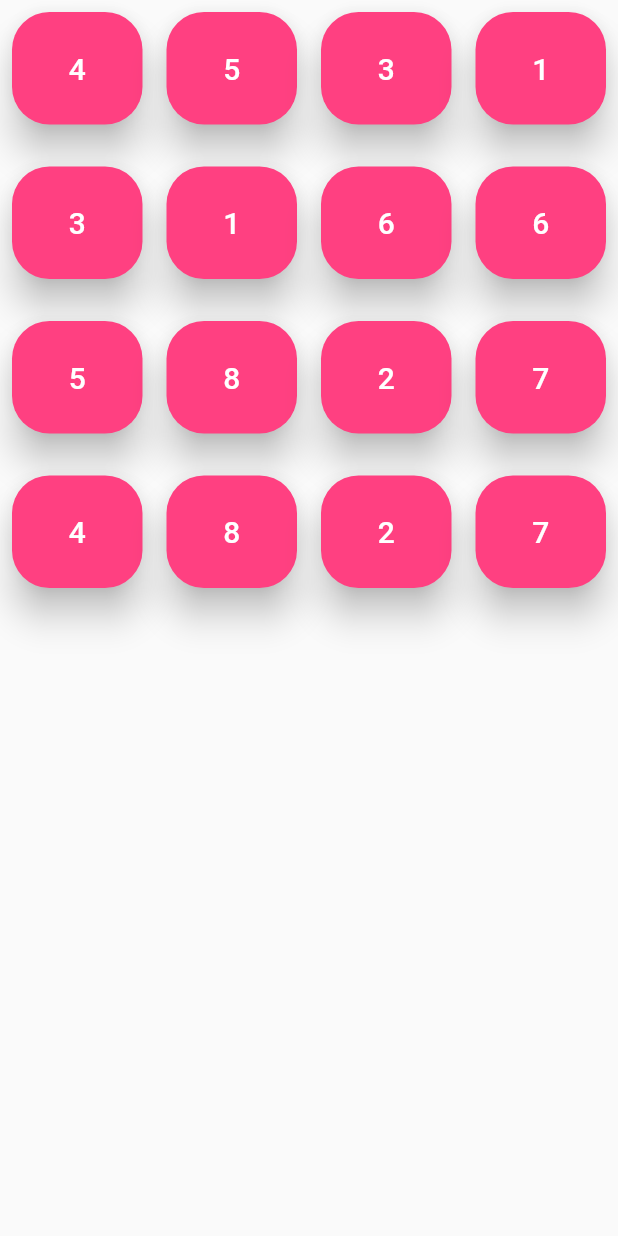
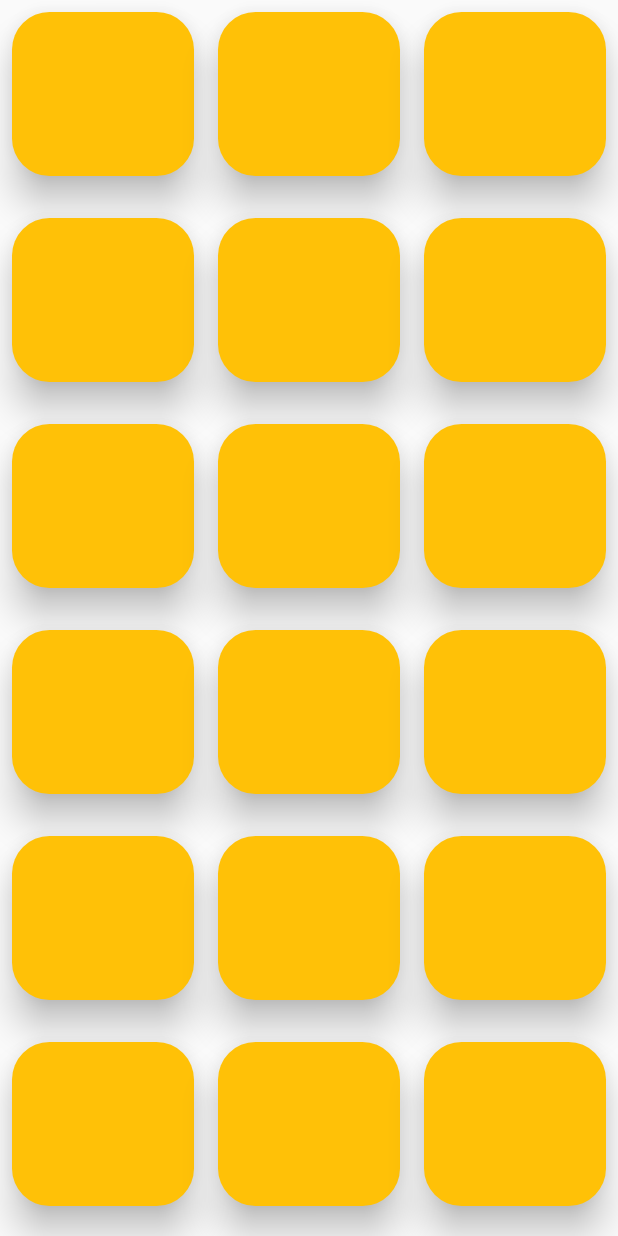
Before and after one commit to JBo123/Pexeso, a Flutter app: the screen it shows after launch, after a tap on the "play arrow" icon, on a phone screen of 412 x 824 dp. Run offline on Flutter 3.47's test engine with Material 2 defaults, Android fonts, the phone set to English and light mode, and no system bars.

Commit message:
Final game form

```diff
--- a/pexeso/lib/game/game.dart
+++ /dev/null
@@ -1,120 +0,0 @@
-import 'package:flutter/material.dart';
-import 'package:flutter/src/widgets/framework.dart';
-import 'package:flutter/src/widgets/placeholder.dart';
-import 'package:pexeso/game/logic.dart';
-
-// class GameScreen extends StatefulWidget {
-//   const GameScreen({super.key});
-
-//   @override
-//   State<GameScreen> createState() => _GameScreenState();
-// }
-
-// class _GameScreenState extends State<GameScreen> {
-//   List<int> karty = [1, 1, 2, 2, 3, 3, 4, 4];
-
-//   @override
-//   Widget build(BuildContext context) {
-//     return Scaffold(
-//       appBar: AppBar(
-//         title: Text('Pexeso'),
-//       ),
-//       body: Expanded(
-//         child: GridView.count(
-//           crossAxisCount: 2,
-//           children: List.generate(karty.length, (index) {
-//             return Container(
-//               child: Text(karty[index].toString()),
-//               decoration: BoxDecoration(
-//                 color: Colors.red,
-//                 borderRadius: BorderRadius.circular(16.0),
-//               ),
-//               margin: EdgeInsets.all(8.0),
-//             );
-//           }),
-//         ),
-//       ),
-//     );
-//   }
-// }
-// class xd{
-//   List<int> numbers;
-//   xd({required this.numbers})
-//   List<int> shuffle(List<int> numbers) {
-//     numbers.shuffle();
-//     return numbers;
-//   }
-//}
-class DynamicRectangles extends StatefulWidget {
-  @override
-  _DynamicRectanglesState createState() => _DynamicRectanglesState();
-}
-
-class _DynamicRectanglesState extends State<DynamicRectangles> {
-  List<int> numbers = [1, 1, 2, 2, 3, 3, 4, 4, 5, 5, 6, 6, 7, 7, 8, 8];
-  @override
-  void initState() {
-    super.initState();
-    numbers.shuffle();
-  }
-
-  int counter = 0;
-  Widget build(BuildContext context) {
-    return Scaffold(
-      body: Column(
-        children: [
-          // Display the rectangles
-          Expanded(
-            child: GridView.count(
-              crossAxisCount: 4,
-              children: List.generate(numbers.length, (index) {
-                return Padding(
-                  padding: const EdgeInsets.only(
-                      left: 8.0, right: 8.0, top: 8.0, bottom: 20.0),
-                  child: ElevatedButton(
-                    style: ElevatedButton.styleFrom(
-                      primary: Colors.pinkAccent,
-                      shape: RoundedRectangleBorder(
-                        borderRadius: BorderRadius.circular(25),
-                      ),
-                      elevation: 10.0,
-                    ),
-                    onPressed: () {
-                      setState(() {
-                        if (counter == 2) {}
-                      });
-                    },
-                    child: Center(
-                      child: Text(
-                        numbers[index].toString(),
-                        style: const TextStyle(
-                          fontSize: 20.0,
-                          color: Colors.white,
-                        ),
-                      ),
-                    ),
-                  ),
-                );
-              }),
-            ),
-          ),
-        ],
-      ),
-    );
-  }
-
-  void main(List<String> args) {
-    int counter = 0;
-    bool _isButtonDisabled = false;
-    Function? _counterButtonPress(_isButtonDisabled) {
-      if (_isButtonDisabled) {
-        return null;
-      } else {
-        return () {
-          // do anything else you may want to here
-          counter++;
-        };
-      }
-    }
-  }
-}
--- /dev/null
+++ b/pexeso/lib/game/game2.dart
@@ -0,0 +1,120 @@
+import 'package:flutter/material.dart';
+import 'package:flutter/src/widgets/framework.dart';
+import 'package:flutter/src/widgets/placeholder.dart';
+import 'package:pexeso/game/logic.dart';
+
+class DynamicRectangles2 extends StatefulWidget {
+  @override
+  _DynamicRectanglesState2 createState() => _DynamicRectanglesState2();
+}
+
+class _DynamicRectanglesState2 extends State<DynamicRectangles2> {
+  int flipedCardsCounter = 0;
+  List<String> flipedCards = [];
+  List<Map<String, dynamic>> symbols = [
+    {"text": "🐶", "visible": false},
+    {"text": "🐶", "visible": false},
+    {"text": "🍺", "visible": false},
+    {"text": "🍺", "visible": false},
+    {"text": "📺", "visible": false},
+    {"text": "📺", "visible": false},
+    {"text": "👼", "visible": false},
+    {"text": "👼", "visible": false},
+    {"text": "👀", "visible": false},
+    {"text": "👀", "visible": false},
+    {"text": "👻", "visible": false},
+    {"text": "👻", "visible": false},
+    {"text": "👽", "visible": false},
+    {"text": "👽", "visible": false},
+    {"text": "❤️‍🔥", "visible": false},
+    {"text": "❤️‍🔥", "visible": false},
+    {"text": "🖇️", "visible": false},
+    {"text": "🖇️", "visible": false}
+  ];
+  void checkFlipedCards() {
+    flipedCardsCounter = 0;
+    for (int i = 0; i < 18; i++) {
+      if (symbols[i]["visible"] == true && symbols[i]["text"] != "✅") {
+        flipedCards.add(symbols[i]['text']);
+      }
+    }
+    if (flipedCards[0] == flipedCards[1]) {
+      for (int i = 0; i < 18; i++) {
+        if (symbols[i]["visible"] == true) {
+          setState(() {
+            symbols[i]["text"] = "✅";
+          });
+        }
+      }
+    } else if (flipedCards[0] != flipedCards[1]) {
+      for (int i = 0; i < 18; i++) {
+        if (symbols[i]["visible"] == true && symbols[i]["text"] != "✅") {
+          setState(() {
+            symbols[i]["visible"] = false;
+          });
+        }
+      }
+    }
+  }
+
+  @override
+  void initState() {
+    super.initState();
+    symbols.shuffle();
+  }
+
+  Widget build(BuildContext context) {
+    return Scaffold(
+      body: Column(
+        children: [
+          // Display the rectangles
+          Expanded(
+            child: GridView.count(
+              crossAxisCount: 3,
+              children: List.generate(symbols.length, (index) {
+                return Padding(
+                  padding: const EdgeInsets.only(
+                      left: 8.0, right: 8.0, top: 8.0, bottom: 20.0),
+                  child: ElevatedButton(
+                    style: ElevatedButton.styleFrom(
+                      primary: Colors.amber,
+                      shape: RoundedRectangleBorder(
+                        borderRadius: BorderRadius.circular(25),
+                      ),
+                      elevation: 10.0,
+                    ),
+                    onPressed: () {
+                      if (symbols[index]["text"] == "✅") return null;
+                      setState(() {
+                        symbols[index]["visible"] = true;
+                        flipedCardsCounter++;
+                        if (flipedCardsCounter == 2) {
+                          symbols[index]["visible"] = true;
+                          Future.delayed(Duration(seconds: 1), () {
+                            checkFlipedCards();
+                            flipedCardsCounter = 0;
+                            flipedCards = [];
+                          });
+                        }
+                      });
+                      setState(() {});
+                    },
+                    child: Visibility(
+                      visible: symbols[index]["visible"],
+                      child: Text(
+                        symbols[index]["text"],
+                        style: const TextStyle(
+                          fontSize: 28.0,
+                        ),
+                      ),
+                    ),
+                  ),
+                );
+              }),
+            ),
+          ),
+        ],
+      ),
+    );
+  }
+}
--- a/pexeso/lib/home/home.dart
+++ b/pexeso/lib/home/home.dart
@@ -1,7 +1,8 @@
 import 'package:flutter/material.dart';
 import 'package:flutter/src/widgets/framework.dart';
 import 'package:flutter/src/widgets/placeholder.dart';
-import 'package:pexeso/game/game.dart';
+
+import 'package:pexeso/game/game2.dart';
 
 class HomeScreen extends StatelessWidget {
   const HomeScreen({super.key});
@@ -19,10 +20,13 @@ class HomeScreen extends StatelessWidget {
           ),
           IconButton(
             onPressed: () {
-              Navigator.push(context,
-                  MaterialPageRoute(builder: (context) => DynamicRectangles()));
+              Navigator.push(
+                  context,
+                  MaterialPageRoute(
+                      builder: (context) => DynamicRectangles2()));
             },
             icon: Icon(Icons.play_arrow),
+            color: Colors.amber,
             iconSize: 100,
           ),
         ],
```
Also changed, not shown: pexeso/lib/game/card.dart (deleted, +0 -42 lines), pexeso/lib/game/logic.dart (deleted, +0 -58 lines).
